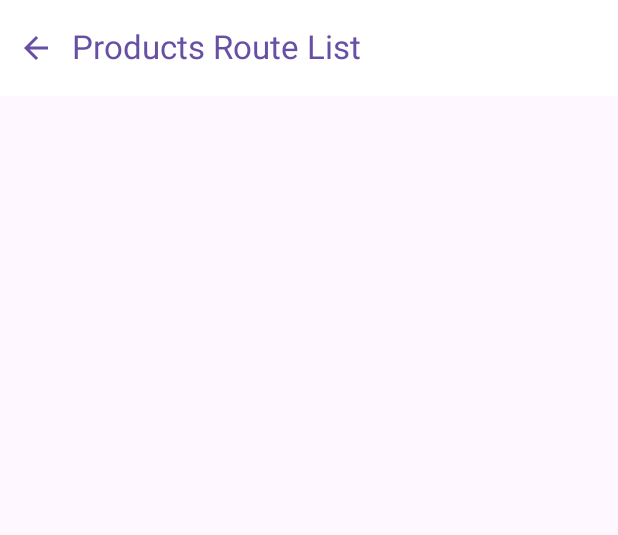
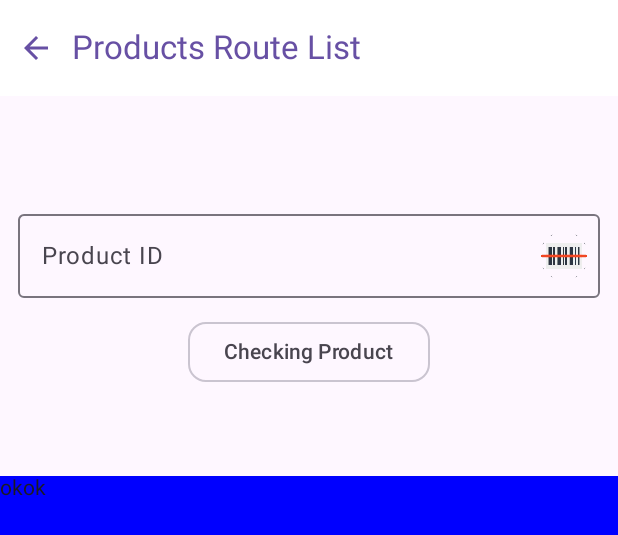
Before and after one commit to carlosjgr7/TeknoCargo, an Android app built with Jetpack Compose: the @Preview function ShippingProductRutePreview, on a phone screen of 412 x 824 dp. Shown: the top 535 px of the screen. Run offline under Robolectric (Android 15) with nearby library versions, the phone set to English and light mode, and no system bars.

Commit message:
feat: change in products view

```diff
--- a/app/src/main/java/com/delivery/tecnokargo/shipipin_product/presentation/ui/ShipProductRoute.kt
+++ b/app/src/main/java/com/delivery/tecnokargo/shipipin_product/presentation/ui/ShipProductRoute.kt
@@ -1,14 +1,50 @@
 package com.delivery.tecnokargo.shipipin_product.presentation.ui
 
+import android.graphics.drawable.PaintDrawable
+import androidx.compose.foundation.Image
+import androidx.compose.foundation.background
+import androidx.compose.foundation.border
 import androidx.compose.foundation.clickable
+import androidx.compose.foundation.layout.Arrangement
+import androidx.compose.foundation.layout.Box
+import androidx.compose.foundation.layout.Column
 import androidx.compose.foundation.layout.PaddingValues
+import androidx.compose.foundation.layout.Row
+import androidx.compose.foundation.layout.aspectRatio
+import androidx.compose.foundation.layout.fillMaxSize
+import androidx.compose.foundation.layout.fillMaxWidth
 import androidx.compose.foundation.layout.padding
+import androidx.compose.foundation.layout.size
+import androidx.compose.foundation.shape.CircleShape
+import androidx.compose.foundation.shape.RoundedCornerShape
+import androidx.compose.foundation.text.KeyboardOptions
+import androidx.compose.material.icons.Icons
+import androidx.compose.material.icons.filled.Visibility
+import androidx.compose.material.icons.filled.VisibilityOff
+import androidx.compose.material3.Button
+import androidx.compose.material3.ButtonDefaults
 import androidx.compose.material3.Icon
+import androidx.compose.material3.IconButton
 import androidx.compose.material3.MaterialTheme
+import androidx.compose.material3.OutlinedButton
+import androidx.compose.material3.OutlinedTextField
 import androidx.compose.material3.Scaffold
+import androidx.compose.material3.Text
 import androidx.compose.runtime.Composable
+import androidx.compose.runtime.getValue
+import androidx.compose.runtime.mutableStateOf
+import androidx.compose.runtime.remember
+import androidx.compose.runtime.setValue
+import androidx.compose.ui.Alignment
 import androidx.compose.ui.Modifier
+import androidx.compose.ui.draw.clip
+import androidx.compose.ui.graphics.Color
+import androidx.compose.ui.graphics.ColorFilter
+import androidx.compose.ui.graphics.Shape
 import androidx.compose.ui.res.painterResource
+import androidx.compose.ui.text.input.KeyboardType
+import androidx.compose.ui.text.input.PasswordVisualTransformation
+import androidx.compose.ui.text.input.VisualTransformation
 import androidx.compose.ui.tooling.preview.Preview
 import androidx.compose.ui.unit.dp
 import com.delivery.tecnokargo.R
@@ -51,8 +87,74 @@ fun ShippingProductRouteContent(
     paddingValues: PaddingValues,
     selected: () -> Unit,
     ruteId: String
+) {
+    var productid by remember { mutableStateOf("") }
+    var aling by remember { mutableStateOf(Alignment.CenterHorizontally) }
+
+
+    Column(
+        Modifier
+            .padding(paddingValues)
+            .fillMaxSize()
     ) {
+        Column(
+            Modifier
+                .weight(1f)
+                .fillMaxSize(),
+            verticalArrangement = Arrangement.Center,
+        ) {
+            Row(
+                Modifier
+                    .fillMaxWidth()
+                    .padding(12.dp)
+            ) {
+                OutlinedTextField(
+                    value = productid,
+                    onValueChange = { productid = it },
+                    label = { Text("Product ID") },
+                    keyboardOptions = KeyboardOptions(keyboardType = KeyboardType.Password),
+                    modifier = Modifier.fillMaxWidth(),
+                    trailingIcon = {
+                        IconButton(
+                            modifier = Modifier.size(32.dp),
+                            onClick = {
 
+                            }
+                        ) {
+                            Image(
+                                painter = painterResource(R.drawable.barcode),
+                                contentDescription = "back",
+                                modifier = Modifier.size(32.dp)
+                            )
+                        }
+                    }
+                )
+
+            }
+            OutlinedButton (
+                onClick = {
+                    aling =if(aling == Alignment.CenterHorizontally) Alignment.End else Alignment.CenterHorizontally
+                },
+                modifier = Modifier
+                    .padding(horizontal = 12.dp).align(aling),
+                shape = RoundedCornerShape(12.dp),
+
+
+            ) {
+                Text("Checking Product")
+            }
+        }
+
+        Box(
+            Modifier
+                .weight(2f)
+                .background(Color.Blue)
+                .fillMaxSize()
+        ) {
+            Text("okok")
+        }
+
+    }
 
 
 }
--- a/app/src/main/java/com/delivery/tecnokargo/ui/theme/Color.kt
+++ b/app/src/main/java/com/delivery/tecnokargo/ui/theme/Color.kt
@@ -18,6 +18,7 @@ val Teal200 = Color(0xFF1A2657)
 val md_theme_primary = Color(0xFF9EA8BD)
 val md_cheking = Color(0xFF76D277)
 val md_cheking_error = Color(0xFFAB2D25)
+val md_gray_container = Color(0xFF888787)
 
 
 
--- a/app/src/main/java/com/delivery/tecnokargo/ui/theme/Theme.kt
+++ b/app/src/main/java/com/delivery/tecnokargo/ui/theme/Theme.kt
@@ -21,7 +21,7 @@ private val DarkColorScheme = darkColorScheme(
     surface = Color(0xFF22359F),
     onPrimary = Color.White,
     onSecondary = Color.White,
-    onTertiary = Color.White,
+    onTertiary = md_gray_container,
     onBackground = Color(0xFF1C1B1F),
     onSurface = Color(0xFFA396C9),
     tertiary = md_cheking,
@@ -38,7 +38,7 @@ private val LightColorScheme = lightColorScheme(
     surface = Color(0xFF22359F),
     onPrimary = Color.White,
     onSecondary = Color.White,
-    onTertiary = Color.White,
+    onTertiary = md_gray_container,
     onBackground = Color(0xFF1C1B1F),
     onSurface = Color(0xFFA396C9),
 )
```
Also changed, not shown: app/src/main/java/com/delivery/tecnokargo/mockdata/MockData.kt (+14 -0 lines), app/src/main/res/drawable/barcode.webp (added).
